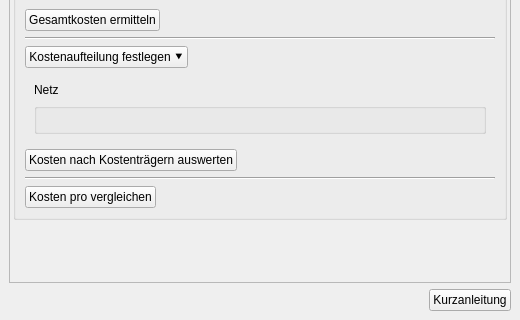
Before: the Qt Designer form projektchecktools/ui/ProjektCheck_dockwidget_analysis_06-IFK.ui in projektcheck/ProjektCheck-QGIS, drawn with Qt 5; both pictures show x 0 to 520 and y 654 to 974 of the 520 by 974 pixel window.
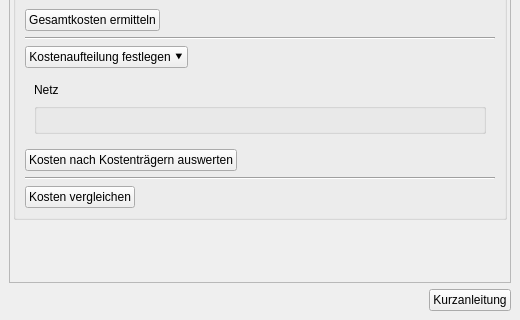
After: the same form once the commit is applied. Icons and pictures are not drawn. Custom widgets are drawn as their Qt base class.

Commit message: infrastructure - compare costs only if areas have same type of use (living or business)

The edit to the form file:
```diff
--- a/projektchecktools/ui/ProjektCheck_dockwidget_analysis_06-IFK.ui
+++ b/projektchecktools/ui/ProjektCheck_dockwidget_analysis_06-IFK.ui
@@ -1139,7 +1139,7 @@
               <string>&lt;html&gt;&lt;head/&gt;&lt;body&gt;&lt;p&gt;&lt;span style=&quot; font-weight:600;&quot;&gt;Kosten pro WE bzw. AP vergleichen&lt;/span&gt;&lt;/p&gt;&lt;p&gt;Die ermittelten Erschließungskosten pro Wohneinheit bzw. Arbeitsplatz bundesweiten Vergleichswerten gegenüberstellen. (Nur verfügbar, wenn alle Teilflächen die Nutzung “Wohnen” oder alle Teilflächen die Nutzung “Gewerbe” haben.)&lt;/p&gt;&lt;/body&gt;&lt;/html&gt;</string>
              </property>
              <property name="text">
-              <string>Kosten pro vergleichen</string>
+              <string>Kosten vergleichen</string>
              </property>
              <property name="icon">
               <iconset>
```
The commit also changes 2 other files.
